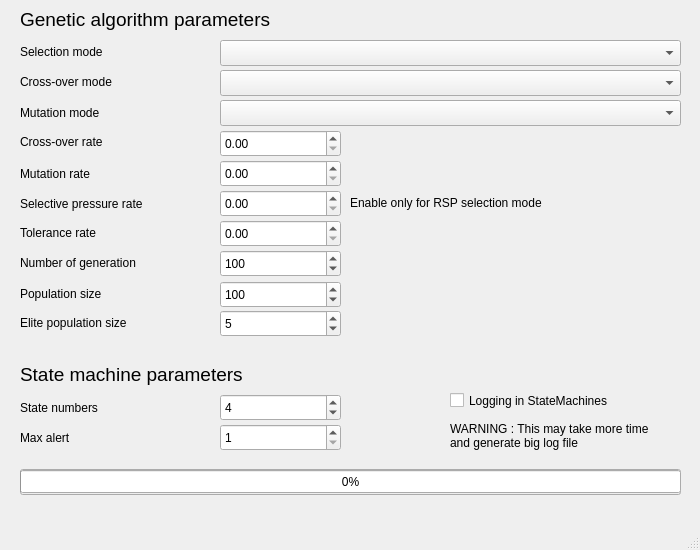
This is MegaMachineEvolution/GUI/parameterwindow.ui in IxSysTech/heigvd-pro-b-13 as Qt 5 draws it before an edit. The edited form follows.
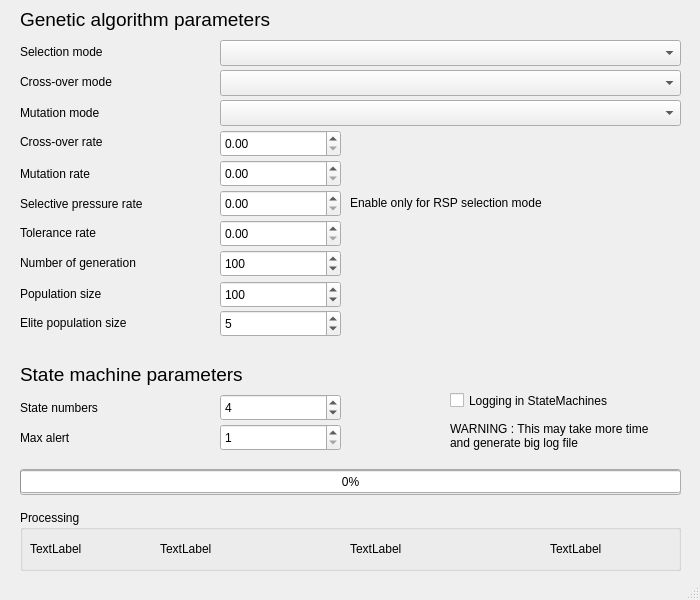
This is the edited form.

Commit message: Finished the state Info of current Analysis Fixes #5

```diff
--- a/MegaMachineEvolution/GUI/parameterwindow.ui
+++ b/MegaMachineEvolution/GUI/parameterwindow.ui
@@ -7,19 +7,19 @@
     <x>0</x>
     <y>0</y>
     <width>700</width>
-    <height>550</height>
+    <height>600</height>
    </rect>
   </property>
   <property name="minimumSize">
    <size>
     <width>700</width>
-    <height>550</height>
+    <height>600</height>
    </size>
   </property>
   <property name="maximumSize">
    <size>
     <width>700</width>
-    <height>550</height>
+    <height>600</height>
    </size>
   </property>
   <property name="windowTitle">
@@ -463,6 +463,71 @@
      <bool>true</bool>
     </property>
    </widget>
+   <widget class="QGroupBox" name="LiveState">
+    <property name="geometry">
+     <rect>
+      <x>20</x>
+      <y>510</y>
+      <width>661</width>
+      <height>61</height>
+     </rect>
+    </property>
+    <property name="title">
+     <string>Processing</string>
+    </property>
+    <widget class="QLabel" name="CurrentGen">
+     <property name="geometry">
+      <rect>
+       <x>10</x>
+       <y>30</y>
+       <width>111</width>
+       <height>17</height>
+      </rect>
+     </property>
+     <property name="text">
+      <string>TextLabel</string>
+     </property>
+    </widget>
+    <widget class="QLabel" name="MaxFitness">
+     <property name="geometry">
+      <rect>
+       <x>140</x>
+       <y>30</y>
+       <width>171</width>
+       <height>17</height>
+      </rect>
+     </property>
+     <property name="text">
+      <string>TextLabel</string>
+     </property>
+    </widget>
+    <widget class="QLabel" name="MeanFitness">
+     <property name="geometry">
+      <rect>
+       <x>330</x>
+       <y>30</y>
+       <width>161</width>
+       <height>17</height>
+      </rect>
+     </property>
+     <property name="text">
+      <string>TextLabel</string>
+     </property>
+    </widget>
+    <widget class="QLabel" name="CurrentAnalysis">
+     <property name="geometry">
+      <rect>
+       <x>530</x>
+       <y>30</y>
+       <width>121</width>
+       <height>17</height>
+      </rect>
+     </property>
+     <property name="text">
+      <string>TextLabel</string>
+     </property>
+    </widget>
+   </widget>
   </widget>
   <widget class="QStatusBar" name="statusbar"/>
   <action name="actionParameters">
```
Left out of the diff: 10 changed lines with no effect on the pictures. The commit also changes 5 other files.
